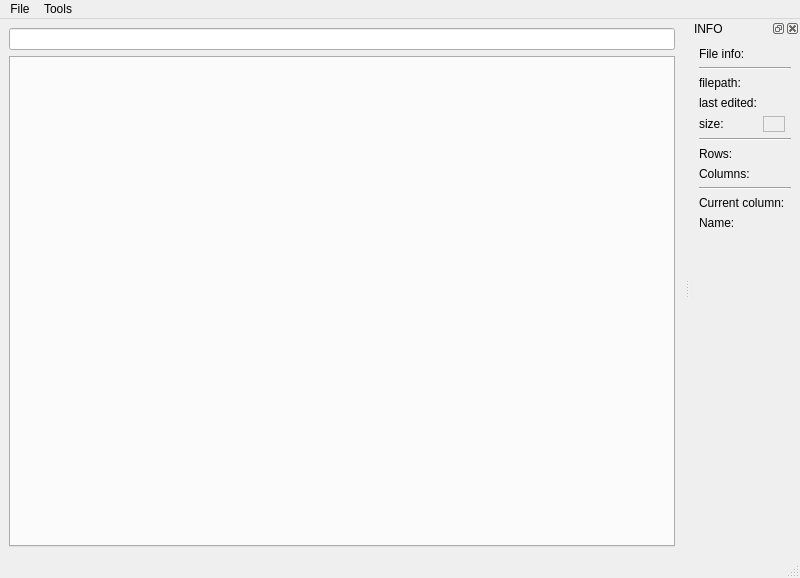
The window that assets/uis/main_window.ui (m4reQ/data-visualizer) describes before a commit, drawn with Qt 5.
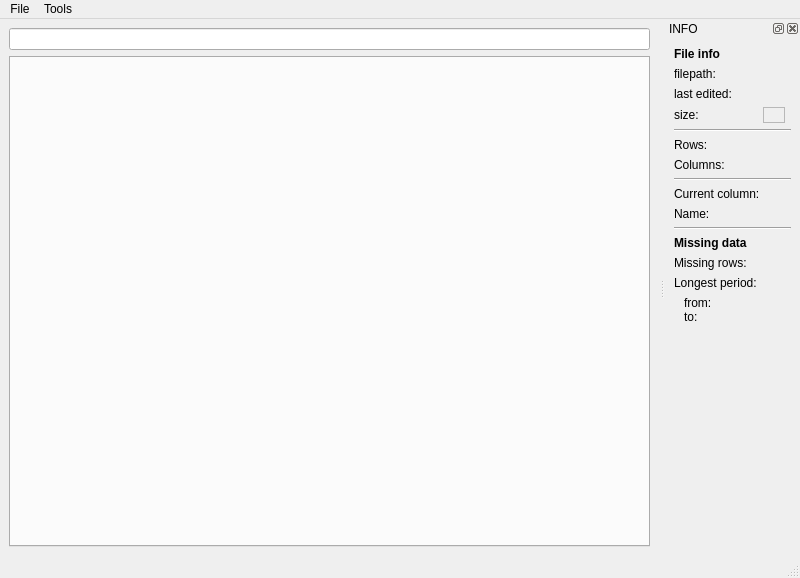
The same window after the commit. Custom widgets are drawn as their Qt base class.

Commit message: Add missing data info Remove not implemented functionality stubs

```diff
--- a/assets/uis/main_window.ui
+++ b/assets/uis/main_window.ui
@@ -69,7 +69,7 @@
    </attribute>
    <widget class="QWidget" name="dockWidgetContents">
     <layout class="QGridLayout" name="gridLayout_3">
-     <item row="5" column="1">
+     <item row="4" column="1">
       <widget class="QFrame" name="_unused14">
        <property name="sizePolicy">
         <sizepolicy hsizetype="Maximum" vsizetype="Preferred">
@@ -136,62 +136,23 @@
        <property name="font">
         <font>
          <pointsize>9</pointsize>
-         <weight>50</weight>
-         <bold>false</bold>
+         <weight>75</weight>
+         <bold>true</bold>
         </font>
        </property>
        <property name="text">
-        <string>File info:</string>
+        <string>File info</string>
        </property>
       </widget>
      </item>
-     <item row="6" column="0" colspan="3">
+     <item row="5" column="0" colspan="3">
       <widget class="Line" name="_unused10">
        <property name="orientation">
         <enum>Qt::Horizontal</enum>
        </property>
       </widget>
      </item>
-     <item row="7" column="0">
-      <widget class="QLabel" name="_unused6">
-       <property name="sizePolicy">
-        <sizepolicy hsizetype="Maximum" vsizetype="Preferred">
-         <horstretch>0</horstretch>
-         <verstretch>0</verstretch>
-        </sizepolicy>
-       </property>
-       <property name="text">
-        <string>Rows:</string>
-       </property>
-      </widget>
-     </item>
-     <item row="10" column="0" colspan="3">
-      <widget class="QLabel" name="_unused5">
-       <property name="sizePolicy">
-        <sizepolicy hsizetype="Maximum" vsizetype="Preferred">
-         <horstretch>0</horstretch>
-         <verstretch>0</verstretch>
-        </sizepolicy>
-       </property>
-       <property name="text">
-        <string>Current column:</string>
-       </property>
-      </widget>
-     </item>
      <item row="2" column="0">
-      <widget class="QLabel" name="_unused2">
-       <property name="sizePolicy">
-        <sizepolicy hsizetype="Maximum" vsizetype="Preferred">
-         <horstretch>0</horstretch>
-         <verstretch>0</verstretch>
-        </sizepolicy>
-       </property>
-       <property name="text">
-        <string>filepath:</string>
-       </property>
-      </widget>
-     </item>
-     <item row="3" column="0">
       <widget class="QLabel" name="_unused3">
        <property name="sizePolicy">
         <sizepolicy hsizetype="Maximum" vsizetype="Preferred">
@@ -204,7 +165,7 @@
        </property>
       </widget>
      </item>
-     <item row="8" column="0">
+     <item row="7" column="0">
       <widget class="QLabel" name="_unused7">
        <property name="sizePolicy">
         <sizepolicy hsizetype="Maximum" vsizetype="Preferred">
@@ -217,14 +178,46 @@
        </property>
       </widget>
      </item>
-     <item row="1" column="0" colspan="3">
-      <widget class="Line" name="_unused11">
-       <property name="orientation">
-        <enum>Qt::Horizontal</enum>
+     <item row="6" column="0">
+      <widget class="QLabel" name="_unused6">
+       <property name="sizePolicy">
+        <sizepolicy hsizetype="Maximum" vsizetype="Preferred">
+         <horstretch>0</horstretch>
+         <verstretch>0</verstretch>
+        </sizepolicy>
        </property>
+       <property name="text">
+        <string>Rows:</string>
+       </property>
       </widget>
      </item>
-     <item row="5" column="0">
+     <item row="1" column="0">
+      <widget class="QLabel" name="_unused2">
+       <property name="sizePolicy">
+        <sizepolicy hsizetype="Maximum" vsizetype="Preferred">
+         <horstretch>0</horstretch>
+         <verstretch>0</verstretch>
+        </sizepolicy>
+       </property>
+       <property name="text">
+        <string>filepath:</string>
+       </property>
+      </widget>
+     </item>
+     <item row="9" column="0" colspan="3">
+      <widget class="QLabel" name="_unused5">
+       <property name="sizePolicy">
+        <sizepolicy hsizetype="Maximum" vsizetype="Preferred">
+         <horstretch>0</horstretch>
+         <verstretch>0</verstretch>
+        </sizepolicy>
+       </property>
+       <property name="text">
+        <string>Current column:</string>
+       </property>
+      </widget>
+     </item>
+     <item row="4" column="0">
       <widget class="QLabel" name="_unused4">
        <property name="sizePolicy">
         <sizepolicy hsizetype="Maximum" vsizetype="Preferred">
@@ -237,27 +230,14 @@
        </property>
       </widget>
      </item>
-     <item row="2" column="1">
-      <widget class="QLabel" name="current_filepath">
-       <property name="sizePolicy">
-        <sizepolicy hsizetype="Maximum" vsizetype="Preferred">
-         <horstretch>0</horstretch>
-         <verstretch>0</verstretch>
-        </sizepolicy>
-       </property>
-       <property name="text">
-        <string/>
-       </property>
-      </widget>
-     </item>
-     <item row="9" column="0" colspan="3">
+     <item row="8" column="0" colspan="3">
       <widget class="Line" name="_unused12">
        <property name="orientation">
         <enum>Qt::Horizontal</enum>
        </property>
       </widget>
      </item>
-     <item row="11" column="0">
+     <item row="10" column="0">
       <widget class="QLabel" name="_unused8">
        <property name="sizePolicy">
         <sizepolicy hsizetype="Maximum" vsizetype="Preferred">
@@ -270,8 +250,8 @@
        </property>
       </widget>
      </item>
-     <item row="3" column="1">
-      <widget class="QLabel" name="current_last_edited">
+     <item row="1" column="1">
+      <widget class="QLabel" name="current_filepath">
        <property name="sizePolicy">
         <sizepolicy hsizetype="Maximum" vsizetype="Preferred">
          <horstretch>0</horstretch>
@@ -283,20 +263,7 @@
        </property>
       </widget>
      </item>
-     <item row="8" column="1" colspan="2">
-      <widget class="QLabel" name="current_columns">
-       <property name="sizePolicy">
-        <sizepolicy hsizetype="Maximum" vsizetype="Preferred">
-         <horstretch>0</horstretch>
-         <verstretch>0</verstretch>
-        </sizepolicy>
-       </property>
-       <property name="text">
-        <string/>
-       </property>
-      </widget>
-     </item>
-     <item row="7" column="1" colspan="2">
+     <item row="6" column="1" colspan="2">
       <widget class="QLabel" name="current_rows">
        <property name="sizePolicy">
         <sizepolicy hsizetype="Maximum" vsizetype="Preferred">
@@ -309,8 +276,8 @@
        </property>
       </widget>
      </item>
-     <item row="11" column="1" colspan="2">
-      <widget class="QLabel" name="current_col_name">
+     <item row="7" column="1" colspan="2">
+      <widget class="QLabel" name="current_columns">
        <property name="sizePolicy">
         <sizepolicy hsizetype="Maximum" vsizetype="Preferred">
          <horstretch>0</horstretch>
@@ -322,7 +289,7 @@
        </property>
       </widget>
      </item>
-     <item row="12" column="0" colspan="2">
+     <item row="16" column="0" colspan="2">
       <spacer name="_unused13">
        <property name="orientation">
         <enum>Qt::Vertical</enum>
@@ -335,6 +302,137 @@
        </property>
       </spacer>
      </item>
+     <item row="10" column="1" colspan="2">
+      <widget class="QLabel" name="current_col_name">
+       <property name="sizePolicy">
+        <sizepolicy hsizetype="Maximum" vsizetype="Preferred">
+         <horstretch>0</horstretch>
+         <verstretch>0</verstretch>
+        </sizepolicy>
+       </property>
+       <property name="text">
+        <string/>
+       </property>
+      </widget>
+     </item>
+     <item row="2" column="1">
+      <widget class="QLabel" name="current_last_edited">
+       <property name="sizePolicy">
+        <sizepolicy hsizetype="Maximum" vsizetype="Preferred">
+         <horstretch>0</horstretch>
+         <verstretch>0</verstretch>
+        </sizepolicy>
+       </property>
+       <property name="text">
+        <string/>
+       </property>
+      </widget>
+     </item>
+     <item row="14" column="0">
+      <widget class="QLabel" name="_unused_5">
+       <property name="sizePolicy">
+        <sizepolicy hsizetype="Maximum" vsizetype="Preferred">
+         <horstretch>0</horstretch>
+         <verstretch>0</verstretch>
+        </sizepolicy>
+       </property>
+       <property name="text">
+        <string>Longest period:</string>
+       </property>
+      </widget>
+     </item>
+     <item row="11" column="0" colspan="3">
+      <widget class="Line" name="_unused_7">
+       <property name="orientation">
+        <enum>Qt::Horizontal</enum>
+       </property>
+      </widget>
+     </item>
+     <item row="13" column="0">
+      <widget class="QLabel" name="_unused_6">
+       <property name="text">
+        <string>Missing rows:</string>
+       </property>
+      </widget>
+     </item>
+     <item row="14" column="1">
+      <widget class="QLabel" name="longest_missing_period_label">
+       <property name="text">
+        <string/>
+       </property>
+      </widget>
+     </item>
+     <item row="13" column="1">
+      <widget class="QLabel" name="missing_rows_label">
+       <property name="text">
+        <string/>
+       </property>
+      </widget>
+     </item>
+     <item row="12" column="0" colspan="2">
+      <widget class="QLabel" name="_unused">
+       <property name="font">
+        <font>
+         <pointsize>9</pointsize>
+         <weight>75</weight>
+         <bold>true</bold>
+         <kerning>true</kerning>
+        </font>
+       </property>
+       <property name="text">
+        <string>Missing data</string>
+       </property>
+      </widget>
+     </item>
+     <item row="15" column="0" colspan="2">
+      <widget class="QWidget" name="_unused_3" native="true">
+       <layout class="QFormLayout" name="formLayout">
+        <property name="verticalSpacing">
+         <number>0</number>
+        </property>
+        <property name="leftMargin">
+         <number>10</number>
+        </property>
+        <property name="topMargin">
+         <number>0</number>
+        </property>
+        <property name="rightMargin">
+         <number>0</number>
+        </property>
+        <property name="bottomMargin">
+         <number>0</number>
+        </property>
+        <item row="0" column="0">
+         <widget class="QLabel" name="_unused_2">
+          <property name="text">
+           <string>from:</string>
+          </property>
+         </widget>
+        </item>
+        <item row="0" column="1">
+         <widget class="QLabel" name="longest_missing_start_label">
+          <property name="text">
+           <string/>
+          </property>
+         </widget>
+        </item>
+        <item row="1" column="0">
+         <widget class="QLabel" name="_unused_4">
+          <property name="text">
+           <string>to:</string>
+          </property>
+         </widget>
+        </item>
+        <item row="1" column="1">
+         <widget class="QLabel" name="longest_missing_end_label">
+          <property name="text">
+           <string/>
+          </property>
+         </widget>
+        </item>
+       </layout>
+      </widget>
+     </item>
     </layout>
    </widget>
   </widget>
```
Left out of the diff: 6 changed lines with no effect on the pictures. The commit also changes 1 other file.
